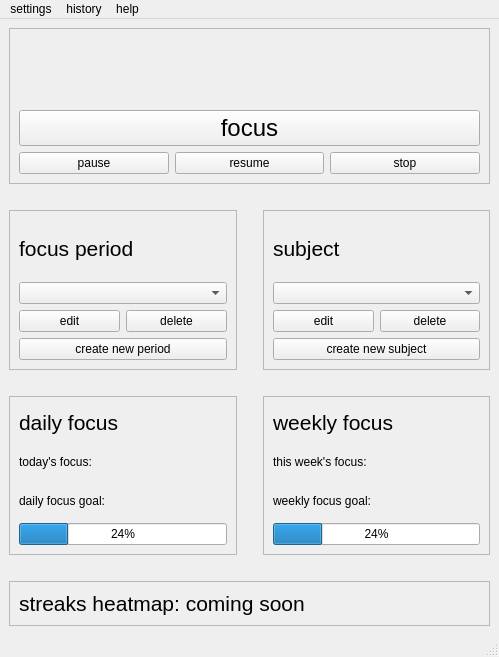
First picture: the form in ui/mainwindow.ui, repository dop14/monkmode, before the edit.
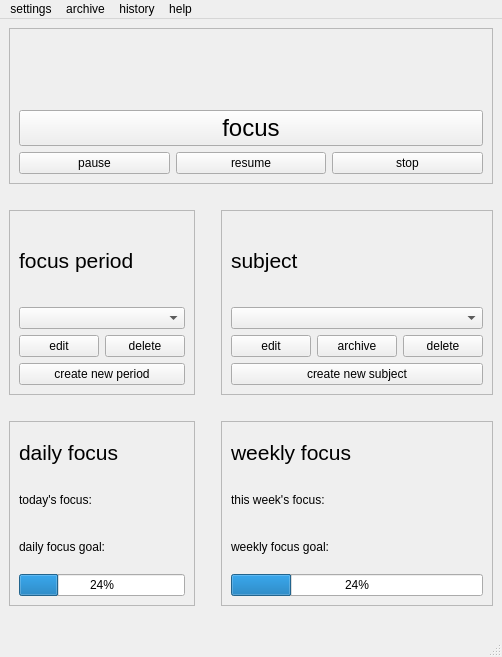
Second picture: the form after the edit.

Commit message: Added archiving subjects

Patch:
```diff
--- a/ui/mainwindow.ui
+++ b/ui/mainwindow.ui
@@ -291,6 +291,13 @@
                  </property>
                 </widget>
                </item>
+               <item>
+                <widget class="QPushButton" name="archive_subject_btn">
+                 <property name="text">
+                  <string>archive</string>
+                 </property>
+                </widget>
+               </item>
                <item>
                 <widget class="QPushButton" name="delete_subject_btn">
                  <property name="text">
@@ -385,30 +392,6 @@
         </property>
        </spacer>
       </item>
-      <item>
-       <widget class="QFrame" name="streakFrame">
-        <property name="frameShape">
-         <enum>QFrame::Shape::StyledPanel</enum>
-        </property>
-        <property name="frameShadow">
-         <enum>QFrame::Shadow::Raised</enum>
-        </property>
-        <layout class="QVBoxLayout" name="verticalLayout_4">
-         <item>
-          <widget class="QLabel" name="streak_label">
-           <property name="font">
-            <font>
-             <pointsize>16</pointsize>
-            </font>
-           </property>
-           <property name="text">
-            <string>streaks heatmap: coming soon</string>
-           </property>
-          </widget>
-         </item>
-        </layout>
-       </widget>
-      </item>
      </layout>
     </item>
    </layout>
@@ -479,8 +462,16 @@
     <addaction name="actionclear_history"/>
     <addaction name="separator"/>
     <addaction name="actionCOMING_SOON_3"/>
+    <addaction name="actionreset_settings_to_default"/>
+   </widget>
+   <widget class="QMenu" name="menuarchive">
+    <property name="title">
+     <string>archive</string>
+    </property>
+    <addaction name="actionview_archived_subjects"/>
    </widget>
    <addaction name="menuSettings"/>
+   <addaction name="menuarchive"/>
    <addaction name="menuhistory"/>
    <addaction name="menuabout"/>
   </widget>
```
Left out of the diff: 45 changed lines with no effect on the pictures. The commit also changes 18 other files.
